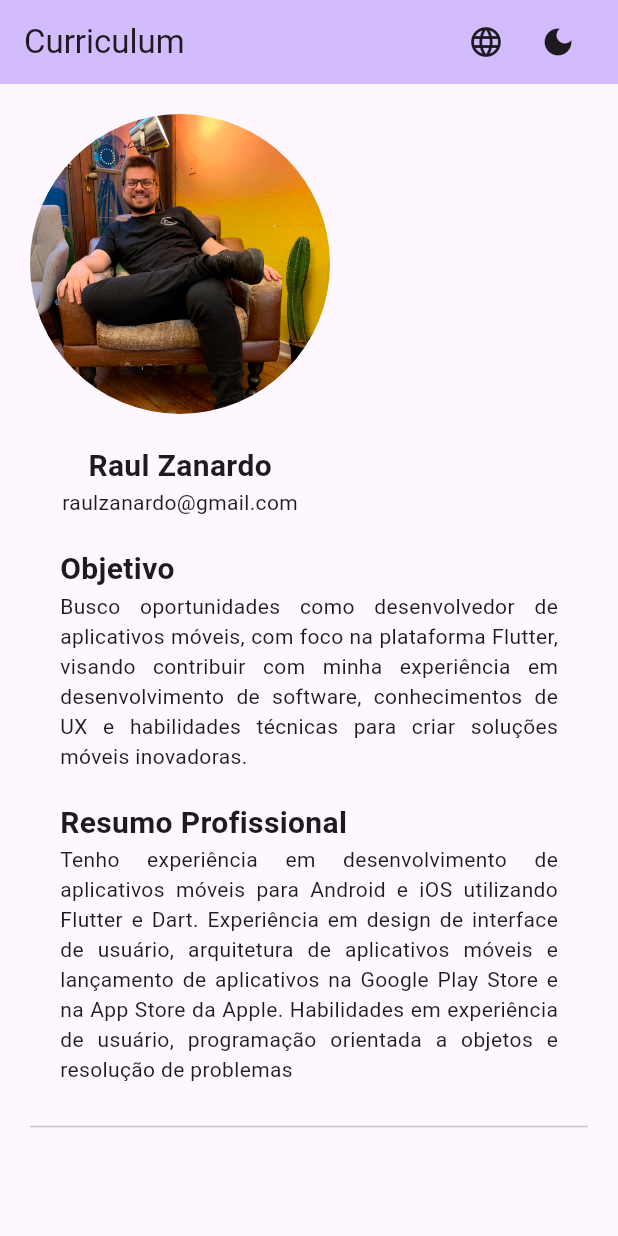
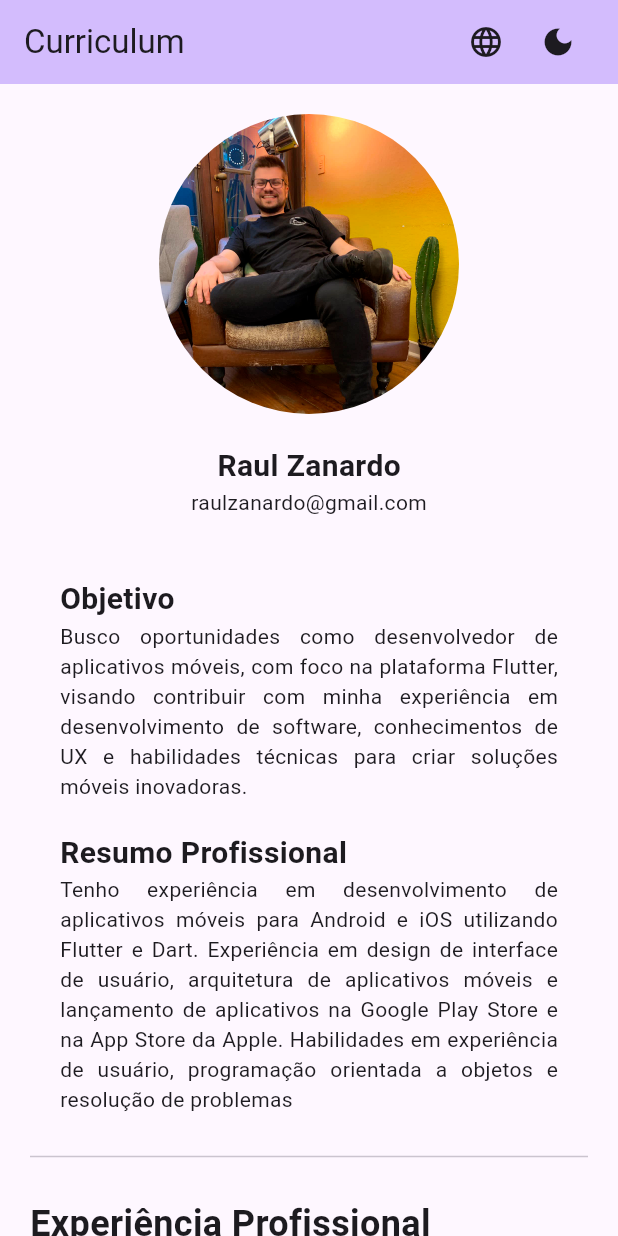
Before and after one commit to raulzanardo/curriculo, a Flutter app: the screen it shows after launch, on a phone screen of 412 x 824 dp. Run offline on Flutter 3.47's test engine with Material 3 defaults, Android fonts, the phone set to English and light mode, and no system bars.

Commit message:
re-estruturação da pagina de curriculo e ajuste de alinhamento dinamico da primeira parte do curriculo

```diff
--- a/lib/pages/page_curriculum.dart
+++ b/lib/pages/page_curriculum.dart
@@ -1,5 +1,7 @@
+import 'package:curriculo/widgets/widget_text_box.dart';
 import 'package:flutter/cupertino.dart';
 import 'package:flutter/material.dart';
+import 'package:flutter/widgets.dart';
 
 import '../widgets/widget_photo.dart';
 
@@ -24,7 +26,9 @@ class _PageCurriculumState extends State<PageCurriculum> {
                 //TODO Adicionar i18n
                 //TODO Trocar icone do idioma
                 IconButton(
-                  onPressed: () {},
+                  onPressed: () {
+                    print(MediaQuery.of(context).size.width);
+                  },
                   icon: const Icon(Icons.language),
                 ),
                 //TODO criar rotina de alteraçao de tema (Light, Dark, dinamic)
@@ -38,50 +42,63 @@ class _PageCurriculumState extends State<PageCurriculum> {
         ),
         backgroundColor: Theme.of(context).colorScheme.inversePrimary,
       ),
-      body: SingleChildScrollView(
-
+      body: Align(
+        alignment: Alignment.topCenter,
+        child: SingleChildScrollView(
           padding: const EdgeInsets.all(20),
-        child: Wrap(
+          child: SizedBox(
+            width: 700,
+            child: Column(
+              crossAxisAlignment: CrossAxisAlignment.start,
+              children: [
+                Wrap(
                   ///Foto e text (1 e 2)
                   //alignment: WrapAlignment.center,
-          crossAxisAlignment: WrapCrossAlignment.start,
+                  crossAxisAlignment: WrapCrossAlignment.center,
                   children: [
-            const WidgetPhoto(),
+                    Container(
+                      alignment: Alignment.center,
+                      width: (MediaQuery.of(context).size.width > 800) ? 200 : double.infinity,
+                      child: WidgetPhoto(),
+                    ),
                     Container(
                       padding: const EdgeInsets.all(20.0),
-              width: MediaQuery.of(context).size.width > 700 ? MediaQuery.of(context).size.width - 250 : Size.infinite.width,
-              child: const Column(
+                      // width:  500 ,
+                      width: (MediaQuery.of(context).size.width > 800) ? 500 : double.infinity,
+
+                      child: Column(
                         mainAxisAlignment: MainAxisAlignment.start,
                         crossAxisAlignment: CrossAxisAlignment.start,
                         children: [
-                  Text(
+                          WidgetTextBox(
                             'Objetivo',
-                    style: TextStyle(
-                      fontSize: 20.0,
-                      fontWeight: FontWeight.bold,
-                    ),
-                  ),
-                  Text(
-                    textAlign: TextAlign.justify,
                             'Busco oportunidades como desenvolvedor de aplicativos móveis, com foco na plataforma Flutter, visando contribuir com minha experiência em desenvolvimento de software, conhecimentos de UX e habilidades técnicas para criar soluções móveis inovadoras.',
                           ),
-                  SizedBox(height: 20.0),
-                  Text(
+                          WidgetTextBox(
                             'Resumo Profissional',
-                    style: TextStyle(
-                      fontSize: 20.0,
-                      fontWeight: FontWeight.bold,
-                    ),
-                  ),
-                  Text(
-                    textAlign: TextAlign.justify,
                             'Tenho experiência em desenvolvimento de aplicativos móveis para Android e iOS utilizando Flutter e Dart. Experiência em design de interface de usuário, arquitetura de aplicativos móveis e lançamento de aplicativos na Google Play Store e na App Store da Apple. Habilidades em experiência de usuário, programação orientada a objetos e resolução de problemas',
                           ),
                         ],
                       ),
                     ),
-            const Divider(),
+                    const Divider(), // --------------------------------------------------------------------------------------------------------------
                   ],
+                ),
+                SizedBox(height: 20.0),
+                Text(
+                  'Experiência Profissional',
+                  style: TextStyle(
+                    fontSize: 24.0,
+                    fontWeight: FontWeight.bold,
+                  ),
+                ),
+                WidgetTextBox(
+                  'Desenvolvedor Flutter na Pensenova',
+                  'Responsável pelo desenvolvimento de aplicativos móveis para automação industrial, utilizando Flutter e Dart. Conduzindo o ciclo completo de desenvolvimento de aplicativos, desde a concepção até o lançamento, garantindo alta qualidade e performance e experiência do usuário. Destacando o projeto Copal, no qual desenvolvi o aplicativo de parametrização juntamente com a UX/UI do sistema de controle do Robô. - 05/10/2020 até o presente.',
+                )
+              ],
+            ),
+          ),
         ),
       ),
     );
--- a/lib/widgets/widget_photo.dart
+++ b/lib/widgets/widget_photo.dart
@@ -7,7 +7,7 @@ class WidgetPhoto extends StatelessWidget {
   Widget build(BuildContext context) {
     //      alignment: MediaQuery.of(context).size.width > 700 ? Alignment.topLeft : Alignment.center,
     return Column(
-      crossAxisAlignment: MediaQuery.of(context).size.width > 700 ? CrossAxisAlignment.start : CrossAxisAlignment.center,
+      crossAxisAlignment: MediaQuery.of(context).size.width > 800 ? CrossAxisAlignment.start : CrossAxisAlignment.center,
       children: [
         Container(
           //TODO ajustar tamanho dinamico da imagem
--- /dev/null
+++ b/lib/widgets/widget_text_box.dart
@@ -0,0 +1,35 @@
+import 'package:flutter/material.dart';
+
+class WidgetTextBox extends StatefulWidget {
+  String title;
+
+  WidgetTextBox(this.title, this.body);
+
+  String body;
+
+  @override
+  State<WidgetTextBox> createState() => _WidgetTextBoxState();
+}
+
+class _WidgetTextBoxState extends State<WidgetTextBox> {
+  @override
+  Widget build(BuildContext context) {
+    return Column(
+      crossAxisAlignment: CrossAxisAlignment.start,
+      children: [
+        const SizedBox(height: 20.0),
+        Text(
+          widget.title,
+          style: const TextStyle(
+            fontSize: 20.0,
+            fontWeight: FontWeight.bold,
+          ),
+        ),
+        Text(
+          widget.body,
+          textAlign: TextAlign.justify,
+        ),
+      ],
+    );
+  }
+}
```
Also changed, not shown: 1 other file. Lines whose indentation alone changed are shown as unchanged.
